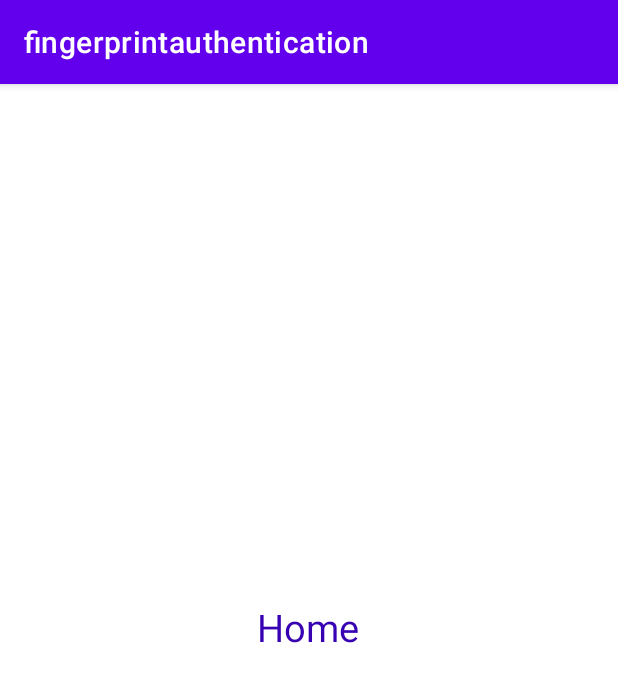
After one commit to 240-Johan/FingerPrintAuthApp, an Android app: the HomeActivity screen opened directly, with no data from a screen before it, on a phone screen of 412 x 824 dp. The commit adds this screen. Shown: the top 682 px of the screen. Run offline under Robolectric (Android 15) with nearby library versions, the phone set to English and light mode, and no system bars.

Commit message:
actualizacion de mainActivity

```diff
--- a/app/src/main/AndroidManifest.xml
+++ b/app/src/main/AndroidManifest.xml
@@ -12,6 +12,9 @@
         android:theme="@style/Theme.Fingerprintauthentication"
         tools:targetApi="31">
         <activity
+            android:name=".HomeActivity"
+            android:exported="false" />
+        <activity
             android:name=".MainActivity"
             android:exported="true">
             <intent-filter>
--- /dev/null
+++ b/app/src/main/java/com/project/fingerprintauthentication/HomeActivity.java
@@ -0,0 +1,14 @@
+package com.project.fingerprintauthentication;
+
+import androidx.appcompat.app.AppCompatActivity;
+
+import android.os.Bundle;
+
+public class HomeActivity extends AppCompatActivity {
+
+    @Override
+    protected void onCreate(Bundle savedInstanceState) {
+        super.onCreate(savedInstanceState);
+        setContentView(R.layout.activity_home);
+    }
+}
--- /dev/null
+++ b/app/src/main/res/layout/activity_home.xml
@@ -0,0 +1,25 @@
+<?xml version="1.0" encoding="utf-8"?>
+<androidx.constraintlayout.widget.ConstraintLayout xmlns:android="http://schemas.android.com/apk/res/android"
+    xmlns:app="http://schemas.android.com/apk/res-auto"
+    xmlns:tools="http://schemas.android.com/tools"
+    android:layout_width="match_parent"
+    android:layout_height="match_parent"
+    tools:context=".HomeActivity">
+
+
+    <TextView
+        android:id="@+id/textView"
+        android:layout_width="wrap_content"
+        android:layout_height="wrap_content"
+        android:text="Home"
+        android:textColor="@color/purple_700"
+        android:textSize="25sp"
+        app:layout_constraintBottom_toBottomOf="parent"
+        app:layout_constraintEnd_toEndOf="parent"
+        app:layout_constraintHorizontal_bias="0.498"
+        app:layout_constraintStart_toStartOf="parent"
+        app:layout_constraintTop_toTopOf="parent"
+        app:layout_constraintVertical_bias="0.47" />
+
+
+</androidx.constraintlayout.widget.ConstraintLayout>
```
Also changed, not shown: app/src/main/java/com/project/fingerprintauthentication/MainActivity.java (+55 -0 lines).
